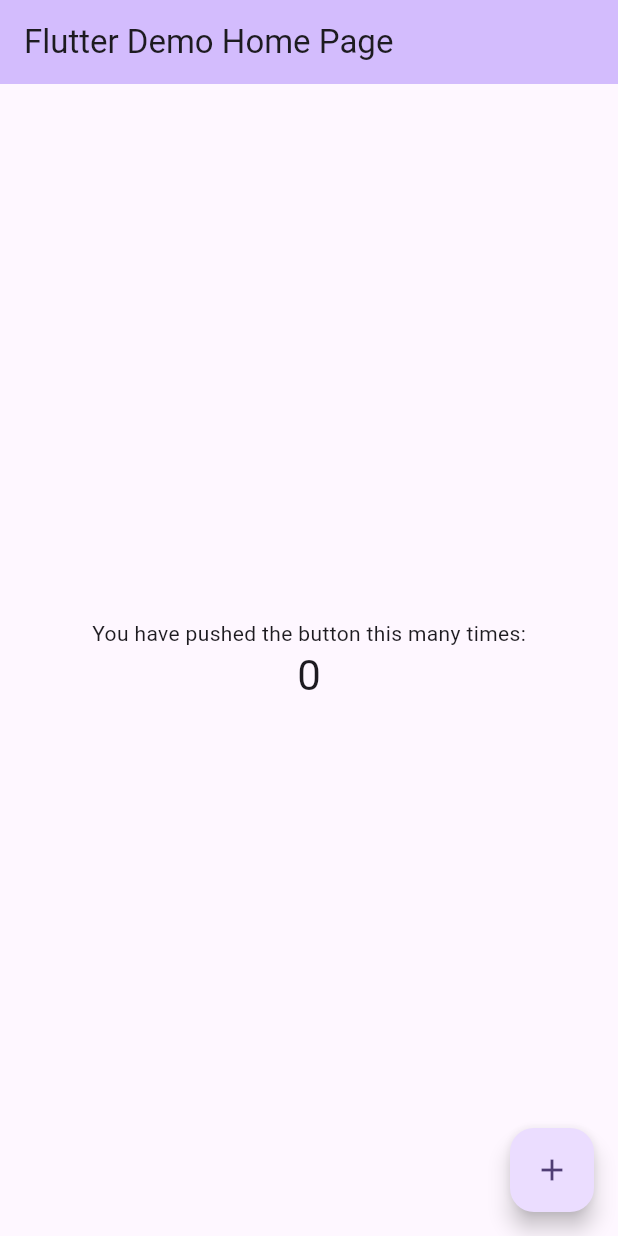
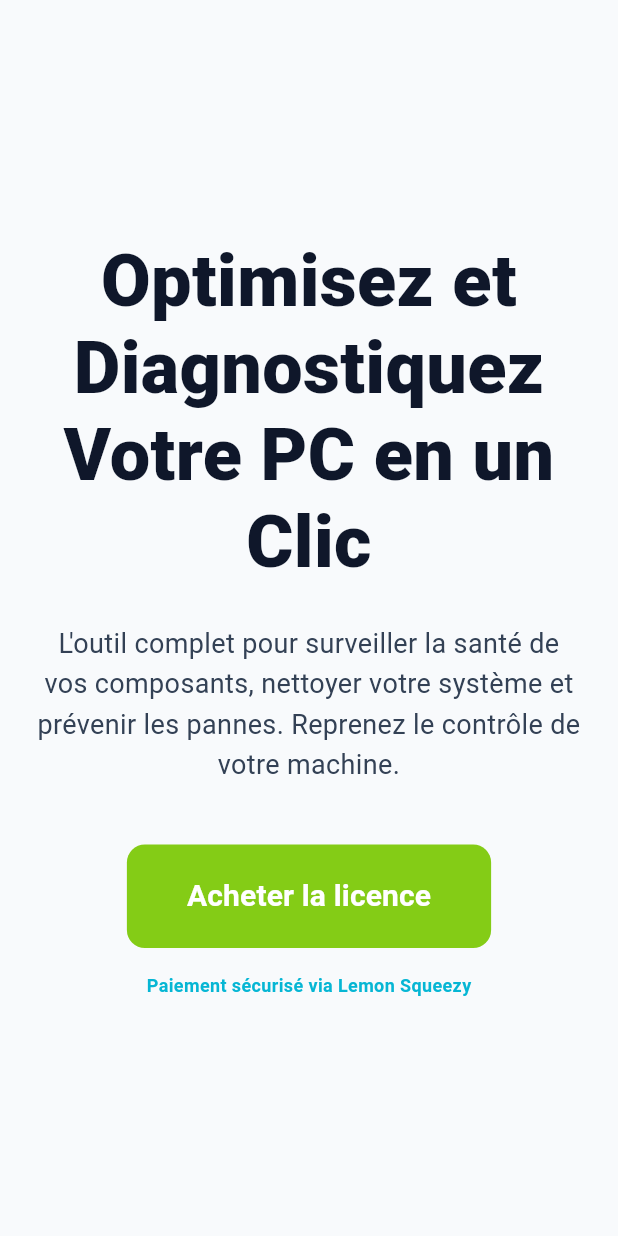
Before and after one commit to jpinformatique59/checkup-pc, a Flutter app: the screen it shows after launch, on a phone screen of 412 x 824 dp. Run offline on Flutter 3.47's test engine with Material 3 defaults, Android fonts, the phone set to English and light mode, and no system bars; Roboto replaces fonts that are missing (Segoe UI).

Commit message:
Création de la Landing Page et ajout du bouton Lemon Squeezy

```diff
--- a/lib/main.dart
+++ b/lib/main.dart
@@ -1,121 +1,142 @@
 import 'package:flutter/material.dart';
+import 'package:url_launcher/url_launcher.dart';
+
+// 🎨 Palette de couleurs Checkup PC
+const Color checkupGreen = Color(0xFF84CC16);
+const Color checkupCyan = Color(0xFF06B6D4);
+const Color checkupRed = Color(0xFFEF4444);
+const Color checkupOrange = Color(0xFFF59E0B);
+
+// ☀️ Thème Clair (pour le site)
+const Color bgLight = Color(0xFFF8FAFC);
+const Color cardLight = Color(0xFFFFFFFF);
+const Color borderLight = Color(0xFFE2E8F0);
+
+// 🌙 Thème Sombre (pour référence/captures)
+const Color bgDark = Color(0xFF0F172A);
+const Color cardDark = Color(0xFF1E293B);
+const Color borderDark = Color(0xFF334155);
 
 void main() {
-  runApp(const MyApp());
+  runApp(const CheckupLandingPage());
 }
 
-class MyApp extends StatelessWidget {
-  const MyApp({super.key});
+class CheckupLandingPage extends StatelessWidget {
+  const CheckupLandingPage({super.key});
 
-  // This widget is the root of your application.
   @override
   Widget build(BuildContext context) {
     return MaterialApp(
-      title: 'Flutter Demo',
+      title: 'Checkup PC',
+      debugShowCheckedModeBanner: false,
       theme: ThemeData(
-        // This is the theme of your application.
-        //
-        // TRY THIS: Try running your application with "flutter run". You'll see
-        // the application has a purple toolbar. Then, without quitting the app,
-        // try changing the seedColor in the colorScheme below to Colors.green
-        // and then invoke "hot reload" (save your changes or press the "hot
-        // reload" button in a Flutter-supported IDE, or press "r" if you used
-        // the command line to start the app).
-        //
-        // Notice that the counter didn't reset back to zero; the application
-        // state is not lost during the reload. To reset the state, use hot
-        // restart instead.
-        //
-        // This works for code too, not just values: Most code changes can be
-        // tested with just a hot reload.
-        colorScheme: .fromSeed(seedColor: Colors.deepPurple),
+        scaffoldBackgroundColor: bgLight, // Le fond du site
+        primaryColor: checkupGreen,
+        fontFamily: 'Segoe UI', // Police standard et propre pour le web
       ),
-      home: const MyHomePage(title: 'Flutter Demo Home Page'),
+      home: const HomePage(),
     );
   }
 }
 
-class MyHomePage extends StatefulWidget {
-  const MyHomePage({super.key, required this.title});
-
-  // This widget is the home page of your application. It is stateful, meaning
-  // that it has a State object (defined below) that contains fields that affect
-  // how it looks.
-
-  // This class is the configuration for the state. It holds the values (in this
-  // case the title) provided by the parent (in this case the App widget) and
-  // used by the build method of the State. Fields in a Widget subclass are
-  // always marked "final".
-
-  final String title;
-
-  @override
-  State<MyHomePage> createState() => _MyHomePageState();
-}
-
-class _MyHomePageState extends State<MyHomePage> {
-  int _counter = 0;
-
-  void _incrementCounter() {
-    setState(() {
-      // This call to setState tells the Flutter framework that something has
-      // changed in this State, which causes it to rerun the build method below
-      // so that the display can reflect the updated values. If we changed
-      // _counter without calling setState(), then the build method would not be
-      // called again, and so nothing would appear to happen.
-      _counter++;
-    });
-  }
+class HomePage extends StatelessWidget {
+  const HomePage({super.key});
 
   @override
   Widget build(BuildContext context) {
-    // This method is rerun every time setState is called, for instance as done
-    // by the _incrementCounter method above.
-    //
-    // The Flutter framework has been optimized to make rerunning build methods
-    // fast, so that you can just rebuild anything that needs updating rather
-    // than having to individually change instances of widgets.
     return Scaffold(
-      appBar: AppBar(
-        // TRY THIS: Try changing the color here to a specific color (to
-        // Colors.amber, perhaps?) and trigger a hot reload to see the AppBar
-        // change color while the other colors stay the same.
-        backgroundColor: Theme.of(context).colorScheme.inversePrimary,
-        // Here we take the value from the MyHomePage object that was created by
-        // the App.build method, and use it to set our appbar title.
-        title: Text(widget.title),
-      ),
       body: Center(
-        // Center is a layout widget. It takes a single child and positions it
-        // in the middle of the parent.
-        child: Column(
-          // Column is also a layout widget. It takes a list of children and
-          // arranges them vertically. By default, it sizes itself to fit its
-          // children horizontally, and tries to be as tall as its parent.
-          //
-          // Column has various properties to control how it sizes itself and
-          // how it positions its children. Here we use mainAxisAlignment to
-          // center the children vertically; the main axis here is the vertical
-          // axis because Columns are vertical (the cross axis would be
-          // horizontal).
-          //
-          // TRY THIS: Invoke "debug painting" (choose the "Toggle Debug Paint"
-          // action in the IDE, or press "p" in the console), to see the
-          // wireframe for each widget.
-          mainAxisAlignment: .center,
-          children: [
-            const Text('You have pushed the button this many times:'),
-            Text(
-              '$_counter',
-              style: Theme.of(context).textTheme.headlineMedium,
+        child: SingleChildScrollView(
+          child: Padding(
+            padding: const EdgeInsets.symmetric(
+              horizontal: 24.0,
+              vertical: 40.0,
             ),
-          ],
+            child: Container(
+              constraints: const BoxConstraints(
+                maxWidth: 800,
+              ), // Limite la largeur pour que ce soit beau sur grand écran
+              child: Column(
+                mainAxisAlignment: MainAxisAlignment.center,
+                crossAxisAlignment: CrossAxisAlignment.center,
+                children: [
+                  // 1. Le Titre Principal
+                  const Text(
+                    'Optimisez et Diagnostiquez\nVotre PC en un Clic',
+                    textAlign: TextAlign.center,
+                    style: TextStyle(
+                      fontSize: 48,
+                      fontWeight: FontWeight.w900,
+                      color: bgDark,
+                      height: 1.2,
+                    ),
+                  ),
+
+                  const SizedBox(height: 24),
+
+                  // 2. Le Sous-titre
+                  const Text(
+                    'L\'outil complet pour surveiller la santé de vos composants, nettoyer votre système et prévenir les pannes. Reprenez le contrôle de votre machine.',
+                    textAlign: TextAlign.center,
+                    style: TextStyle(
+                      fontSize: 18,
+                      color:
+                          borderDark, // Un gris foncé pour le texte secondaire
+                      height: 1.5,
+                    ),
+                  ),
+
+                  const SizedBox(height: 40),
+
+                  // 3. Le Bouton d'Achat (Lemon Squeezy)
+                  ElevatedButton(
+                    onPressed: () async {
+                      final Uri url = Uri.parse(
+                        'https://jpinformatique59.lemonsqueezy.com/checkout/buy/0fcee046-92d6-4945-ac55-c82fff7c24a1',
+                      );
+                      if (!await launchUrl(url)) {
+                        debugPrint('Impossible d\'ouvrir le lien');
+                      }
+                    },
+                    style: ElevatedButton.styleFrom(
+                      backgroundColor: checkupGreen, // Ton vert d'action
+                      foregroundColor: Colors.white, // Texte en blanc
+                      padding: const EdgeInsets.symmetric(
+                        horizontal: 40,
+                        vertical: 20,
+                      ),
+                      elevation: 0,
+                      shape: RoundedRectangleBorder(
+                        borderRadius: BorderRadius.circular(
+                          12,
+                        ), // Bords légèrement arrondis
+                      ),
+                    ),
+                    child: const Text(
+                      'Acheter la licence',
+                      style: TextStyle(
+                        fontSize: 20,
+                        fontWeight: FontWeight.bold,
+                      ),
+                    ),
+                  ),
+
+                  const SizedBox(height: 16),
+
+                  // Petit texte de réassurance sous le bouton
+                  const Text(
+                    'Paiement sécurisé via Lemon Squeezy',
+                    style: TextStyle(
+                      fontSize: 12,
+                      color: checkupCyan, // Ton Cyan d'accentuation
+                      fontWeight: FontWeight.w600,
+                    ),
+                  ),
+                ],
+              ),
+            ),
+          ),
         ),
-      ),
-      floatingActionButton: FloatingActionButton(
-        onPressed: _incrementCounter,
-        tooltip: 'Increment',
-        child: const Icon(Icons.add),
       ),
     );
   }
--- a/pubspec.yaml
+++ b/pubspec.yaml
@@ -34,6 +34,7 @@ dependencies:
   # The following adds the Cupertino Icons font to your application.
   # Use with the CupertinoIcons class for iOS style icons.
   cupertino_icons: ^1.0.8
+  url_launcher: ^6.3.2
 
 dev_dependencies:
   flutter_test:
```
Also changed, not shown: pubspec.lock, 6 other files.
